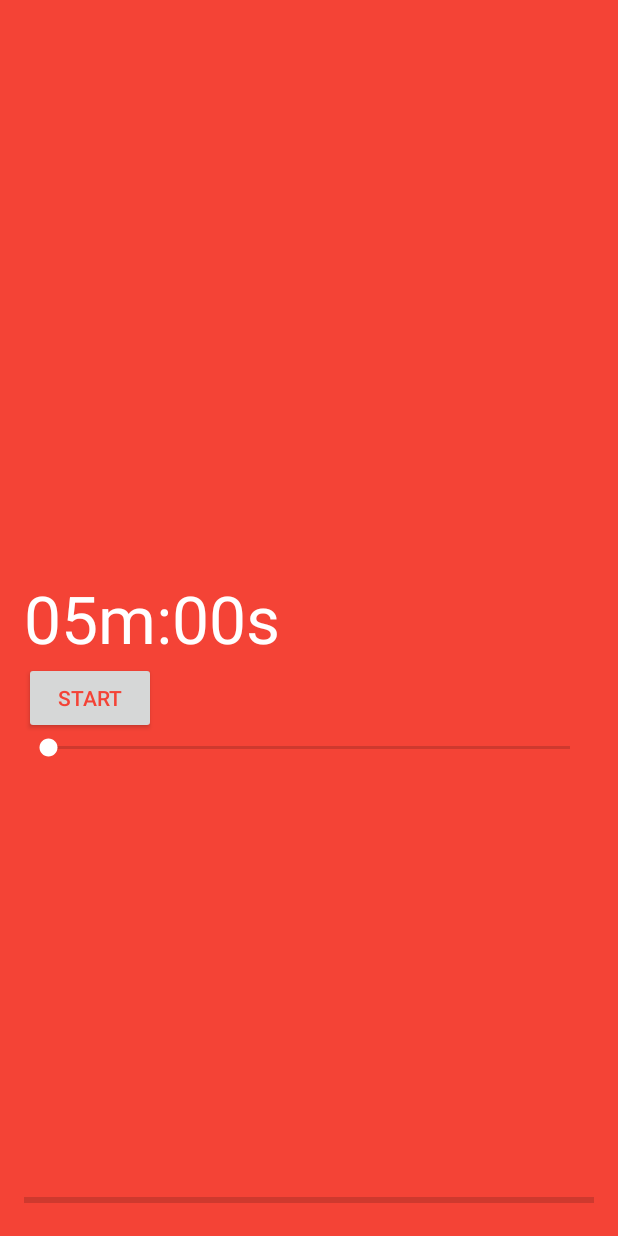
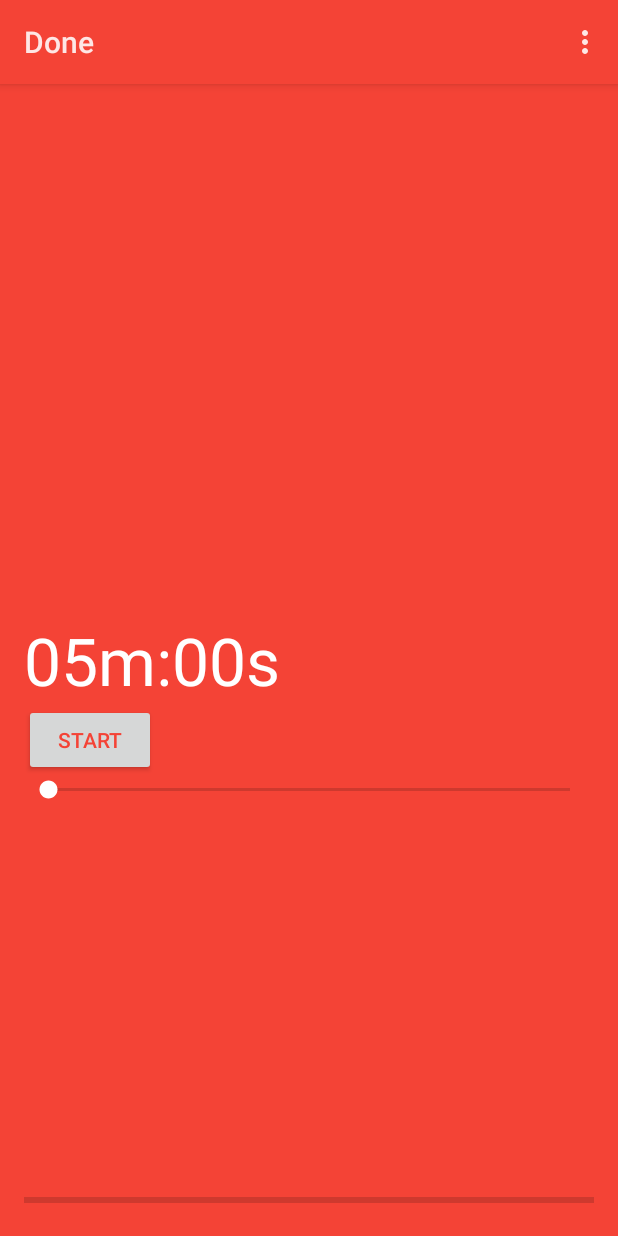
Before and after one commit to sazid/Done, an Android app: the screen it shows after launch (MainActivity), on a phone screen of 412 x 824 dp. Run offline under Robolectric (Android 15) with nearby library versions, the phone set to English and light mode, and no system bars; libraries missing offline, so code that uses them is left out: com.nispok.snackbar.

Commit message:
Add code for toolbar

```diff
--- a/app/src/main/java/com/mohammedsazid/android/done/MainActivity.java
+++ b/app/src/main/java/com/mohammedsazid/android/done/MainActivity.java
@@ -2,6 +2,8 @@ package com.mohammedsazid.android.done;
 
 import android.os.Bundle;
 import android.support.v4.app.FragmentActivity;
+import android.view.Menu;
+import android.view.MenuItem;
 
 
 public class MainActivity extends FragmentActivity {
@@ -17,26 +19,26 @@ public class MainActivity extends FragmentActivity {
         }
     }
 
-    //    @Override
-//    public boolean onCreateOptionsMenu(Menu menu) {
-//        // Inflate the menu; this adds items to the action bar if it is present.
-//        getMenuInflater().inflate(R.menu.menu_main, menu);
-//        return true;
-//    }
-//
-//    @Override
-//    public boolean onOptionsItemSelected(MenuItem item) {
-//        // Handle action bar item clicks here. The action bar will
-//        // automatically handle clicks on the Home/Up button, so long
-//        // as you specify a parent activity in AndroidManifest.xml.
-//        int id = item.getItemId();
-//
-//        //noinspection SimplifiableIfStatement
-//        if (id == R.id.action_settings) {
-//            return true;
-//        }
-//
-//        return super.onOptionsItemSelected(item);
-//    }
+    @Override
+    public boolean onCreateOptionsMenu(Menu menu) {
+        // Inflate the menu; this adds items to the action bar if it is present.
+        getMenuInflater().inflate(R.menu.menu_main, menu);
+        return true;
+    }
+
+    @Override
+    public boolean onOptionsItemSelected(MenuItem item) {
+        // Handle action bar item clicks here. The action bar will
+        // automatically handle clicks on the Home/Up button, so long
+        // as you specify a parent activity in AndroidManifest.xml.
+        int id = item.getItemId();
+
+        //noinspection SimplifiableIfStatement
+        if (id == R.id.action_settings) {
+            return true;
+        }
+
+        return super.onOptionsItemSelected(item);
+    }
 
 }
--- /dev/null
+++ b/app/src/main/res/menu/menu_main.xml
@@ -0,0 +1,13 @@
+<?xml version="1.0" encoding="utf-8"?>
+<menu xmlns:android="http://schemas.android.com/apk/res/android"
+    xmlns:app="http://schemas.android.com/apk/res-auto"
+    xmlns:tools="http://schemas.android.com/tools"
+    tools:context=".MainActivity">
+
+    <item
+        android:id="@+id/action_settings"
+        android:orderInCategory="100"
+        android:title="@string/action_settings"
+        app:showAsAction="never" />
+
+</menu>
--- /dev/null
+++ b/app/src/main/res/values-v21/styles.xml
@@ -0,0 +1,11 @@
+<resources>
+
+    <!-- Base application theme. -->
+    <style name="AppTheme" parent="android:Theme.Material.Light.DarkActionBar">
+
+        <item name="android:colorPrimary">@color/red_500</item>
+        <item name="android:colorAccent">@color/white</item>
+
+    </style>
+
+</resources>
--- a/app/src/main/res/values/strings.xml
+++ b/app/src/main/res/values/strings.xml
@@ -7,5 +7,6 @@
 
     <string name="toggleButtonStart">Start</string>
     <string name="toggleButtonStop">Stop</string>
+    <string name="action_settings">Settings</string>
 
 </resources>
```
